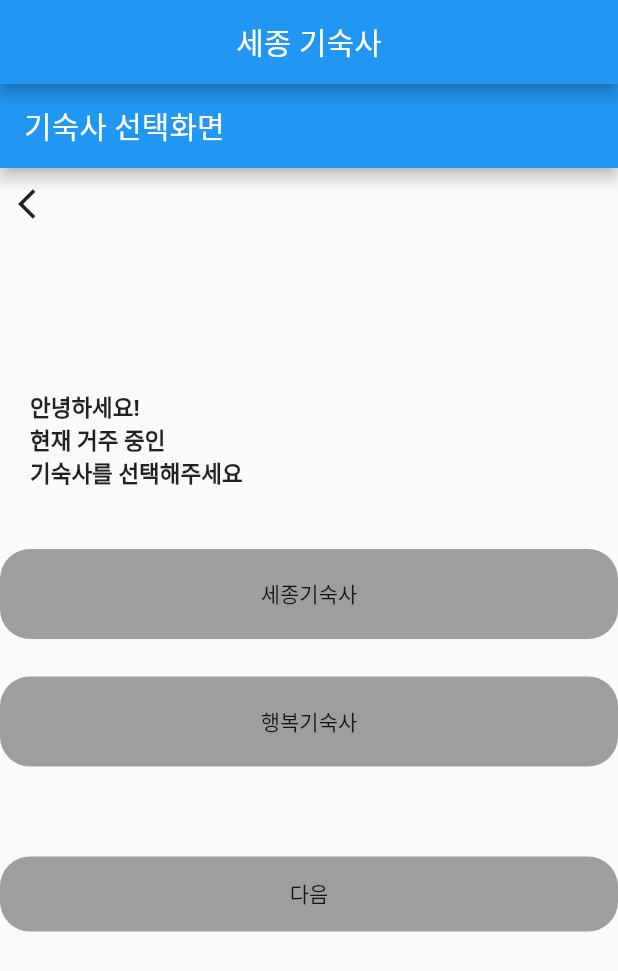
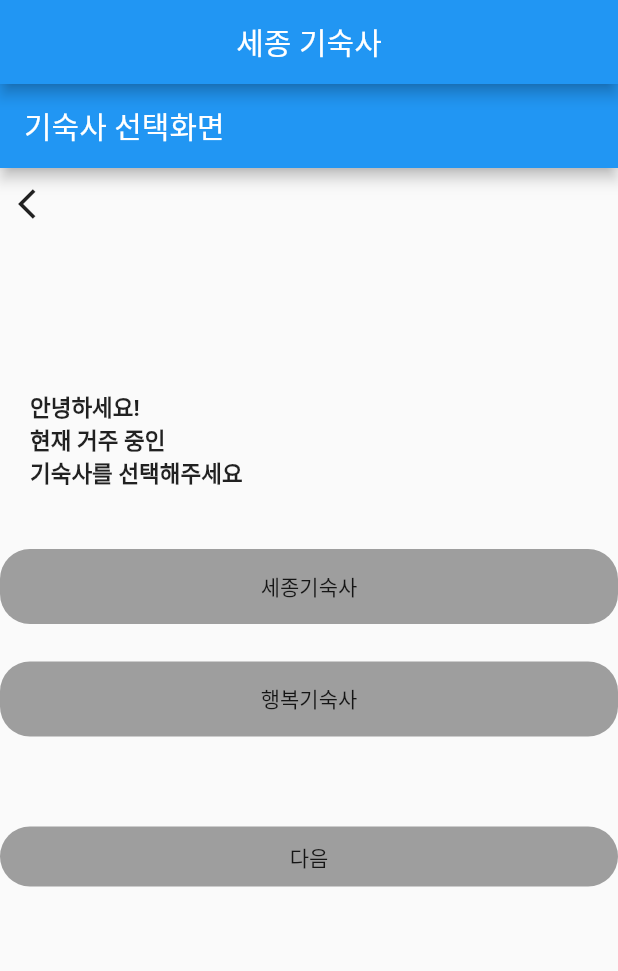
Before and after one commit to whatTodayRice/flutter_whattodayrice, a Flutter app: the screen it shows after launch, on a phone screen of 412 x 824 dp. Shown: the top 971 px of the screen. Run offline on Flutter 3.47's test engine with Material 2 defaults, Android fonts, the phone set to English and light mode, and no system bars.

Commit message:
버튼 코드 수정 - 기숙사 선택 화면

```diff
--- a/lib/view/components/buttontemplate.dart
+++ b/lib/view/components/buttontemplate.dart
@@ -2,10 +2,12 @@ import 'package:flutter/material.dart';
 
 class ReusableButton extends StatelessWidget {
   final String buttonText;
+  final double height;
 
   const ReusableButton({
     super.key,
     required this.buttonText,
+    required this.height,
   });
 
   @override
@@ -17,7 +19,7 @@ class ReusableButton extends StatelessWidget {
       child: Column(
         children: [
           Container(
-            height: 60.0,
+            height: height,
             width: 440.0,
             alignment: Alignment.center,
             padding: const EdgeInsets.symmetric(vertical: 10, horizontal: 20),
@@ -36,27 +38,6 @@ class ReusableButton extends StatelessWidget {
   }
 }
 
-class NextButton extends StatelessWidget {
-  const NextButton({super.key});
-
-  @override
-  Widget build(BuildContext context) {
-    return GestureDetector(
-      child: Container(
-        height: 50.0,
-        width: 440.0,
-        alignment: Alignment.center,
-        padding: const EdgeInsets.symmetric(vertical: 10, horizontal: 20),
-        decoration: BoxDecoration(
-          color: Colors.grey,
-          borderRadius: BorderRadius.circular(20),
-        ),
-        child: const Center(child: Text('다음')),
-      ),
-    );
-  }
-}
-
 class BackIconButton extends StatelessWidget {
   const BackIconButton({super.key});
 
--- a/lib/view/screens/completed.dart
+++ b/lib/view/screens/completed.dart
@@ -28,7 +28,7 @@ class CompletedScreen extends StatelessWidget {
           const Center(
             child: FractionallySizedBox(
               widthFactor: 0.8,
-              child: ReusableButton(buttonText: '시작하기'),
+              child: ReusableButton(height: 40.0, buttonText: '시작하기'),
             ),
           ),
         ],
--- a/lib/view/screens/selectdormitory.dart
+++ b/lib/view/screens/selectdormitory.dart
@@ -29,15 +29,15 @@ class SelectDormitory extends StatelessWidget {
             Center(
               child: Column(
                 children: const [
-                  ReusableButton(buttonText: '세종기숙사'),
+                  ReusableButton(height: 50.0, buttonText: '세종기숙사'),
                   SizedBox(
                     height: 15,
                   ),
-                  ReusableButton(buttonText: '행복기숙사'),
+                  ReusableButton(height: 50.0, buttonText: '행복기숙사'),
                   SizedBox(
                     height: 50,
                   ),
-                  NextButton()
+                  ReusableButton(height: 40.0, buttonText: '다음'),
                 ],
               ),
             ),
```
